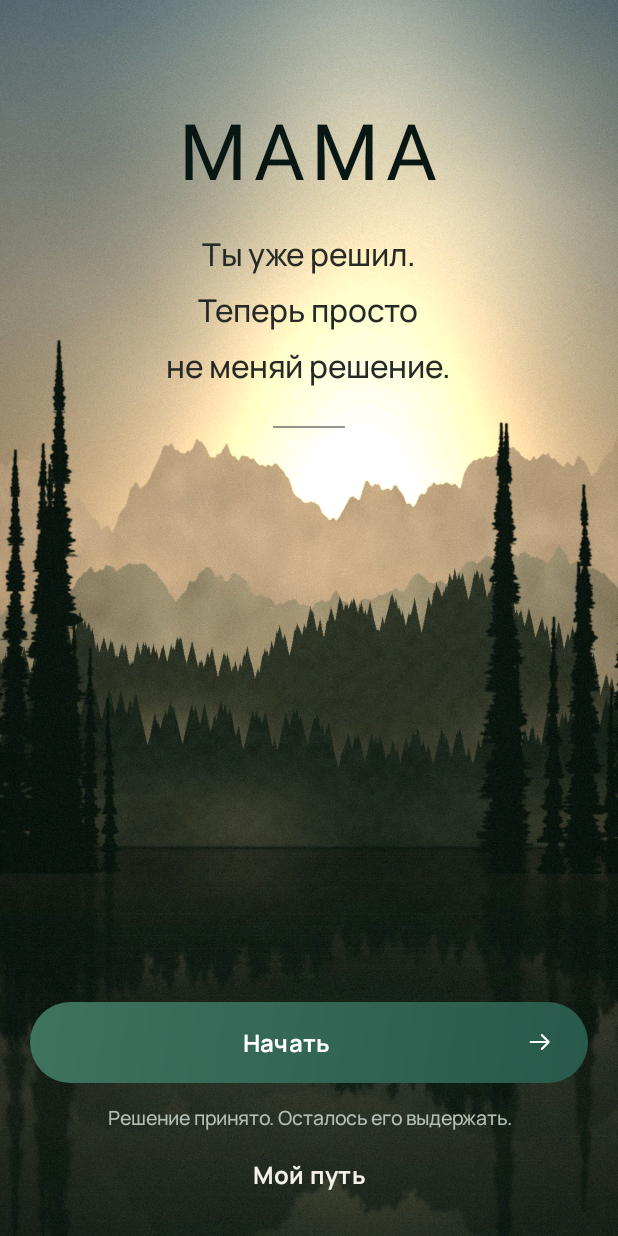
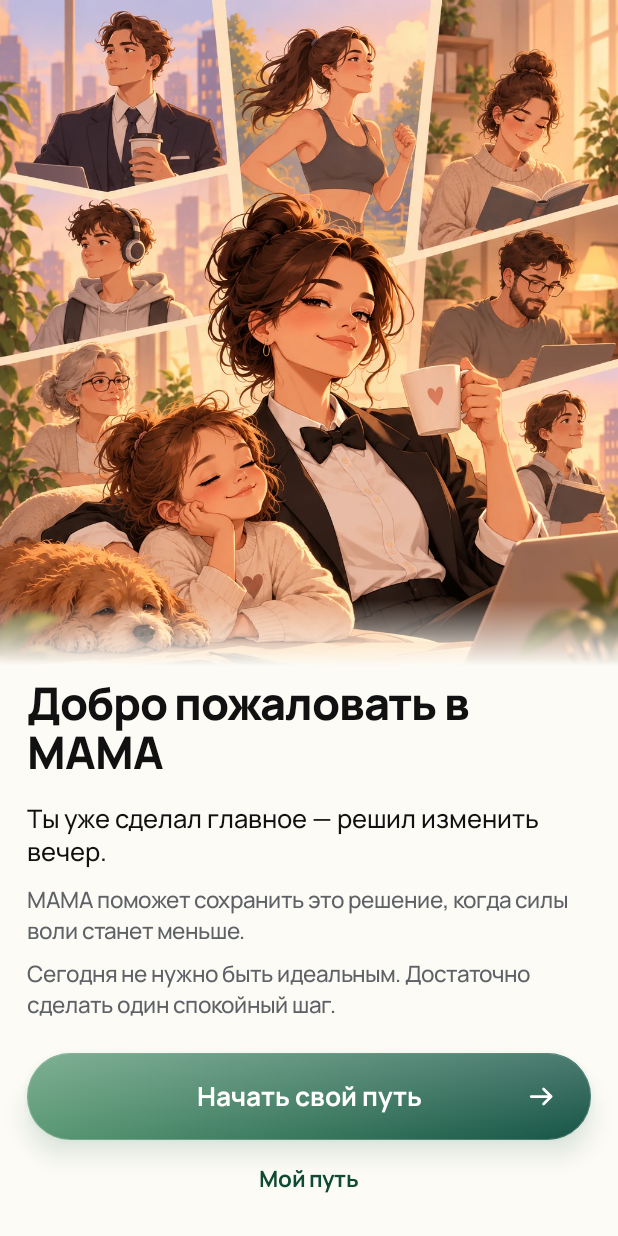
Before and after one commit to lezhik0036-sys/-, an Android app: the screen it shows after launch (MainActivity), on a phone screen of 412 x 824 dp. Run offline under Robolectric (Android 15) with nearby library versions, the phone set to English and light mode, and no system bars; Roboto replaces fonts that are not available here.

Commit message:
UI v1 3D: the welcome with the approved MAMA illustration
- assets/scenes/v1/welcome_mama_audience_v1.webp: the approved
  illustration, byte for byte as provided (source of truth, not redrawn).
- design/HeroIllustration: draws it as it is, as wide as the screen from
  its top edge, at least down to the child and the dog (row 990 of 1536),
  on a taller screen down to the desk (row 1290); the bottom fades into
  the page. Wider than 560 dp it is centred with soft sides, so the people
  at its edges are never cut.
- welcomeScreen: light v1 page, the illustration on top and the welcome as
  real views - "Добро пожаловать в MAMA", three lines, "Начать свой путь"
  always in view, "Мой путь" kept. The button starts the same setup as
  before (a new draft, then permissions).
- Tour: the welcome once more on a narrower phone (360 x 720 dp), both
  next to the source illustration.
- WelcomeScreenTest: the texts, the illustration within its rows and as
  wide as the screen, the button on screen, on a Pixel 6 and a narrower
  phone; the button still leads into setup.

No change to core or product logic.

Co-Authored-By: Claude Opus 5.5 <noreply@anthropic.com>
Claude-Session: https://claude.ai/code/session_01T72ufKmLLCu9iTvJdNnnqH

```diff
--- a/app/src/main/kotlin/app/mama/ui/SetupScreens.kt
+++ b/app/src/main/kotlin/app/mama/ui/SetupScreens.kt
@@ -23,6 +23,7 @@ import app.mama.platform.Mama
 import app.mama.platform.Promise
 import app.mama.ui.MainActivity.Choice
 import app.mama.ui.MainActivity.Step
+import app.mama.ui.design.HeroIllustration
 import app.mama.ui.design.NoteTone
 import app.mama.ui.design.Palette
 import app.mama.ui.design.Scenery
@@ -145,28 +146,37 @@ private fun shortDuration(d: Duration): String {
 
 // ---------------- 1. Welcome ----------------
 
+/** The approved welcome illustration (source of truth, never redrawn). */
+internal const val WELCOME_ART = "scenes/v1/welcome_mama_audience_v1.webp"
+
+/** Tag of the welcome illustration (tests). */
+internal const val WELCOME_HERO = "welcome_hero"
+
+/**
+ * The first screen (UI v1, 3D): MAMA and the people around her on top, the
+ * welcome as real text under it, "Начать свой путь" always in view. The
+ * illustration takes the room the text leaves: at least down to the child
+ * and the dog, on a taller screen the desk as well; on a short one the text
+ * scrolls under the button.
+ */
 internal fun MainActivity.welcomeScreen(): Pair<View, Boolean> {
-    val k = nightKit
-    val b = k.column().apply {
-        gravity = Gravity.CENTER_HORIZONTAL
-        setPadding(k.dp(28), k.dp(72), k.dp(28), k.dp(24))
-    }
-    b.addView(k.text("MAMA", MamaType.WORDMARK_XL, MamaColors.Night, center = true), k.centered())
-    b.addView(k.text("Ты уже решил.\nТеперь просто\nне меняй решение.", MamaType.H2, MamaColors.Graphite, center = true).apply {
-        textSize = 21f
-        typeface = MamaFonts.ui(context, 500)
-        setLineSpacing(0f, 1.3f)
-    }, k.centered(22))
-    b.addView(View(this).apply { setBackgroundColor(Color.argb(0x80, 0x26, 0x2A, 0x27)) }, LinearLayout.LayoutParams(k.dp(48), 2).apply {
-        topMargin = k.dp(26); gravity = Gravity.CENTER_HORIZONTAL
-    })
-    val footer = k.column().apply {
-        addView(k.primaryButton("Начать", Icon.ARROW_RIGHT) { beginDraft(); go(Step.PERMISSIONS) }, k.fill())
-        addView(k.text("Решение принято. Осталось его выдержать.", MamaType.CAPTION, MamaColors.OnNightMuted, center = true), k.gap(14))
-        // A quiet way to everything already done, at any time between series.
-        addView(k.textButton("Мой путь") { openPath() }.apply { tag = OPEN_PATH }, k.gap(4))
-    }
-    return nightFrame(Scene.DAWN, b, footer)
+    val d = design
+    val body = d.column()
+    body.addView(
+        HeroIllustration(this, WELCOME_ART, imageWidth = 1024, imageHeight = 1536, minShown = 990, maxShown = 1290, page = Palette.Bg)
+            .apply { tag = WELCOME_HERO },
+        LinearLayout.LayoutParams(LinearLayout.LayoutParams.MATCH_PARENT, 0, 1f),
+    )
+    val text = d.column().apply { setPadding(d.dp(Spacing.SCREEN), d.dp(4), d.dp(Spacing.SCREEN), d.dp(14)) }
+    text.addView(d.text("Добро пожаловать в MAMA", Typo.DISPLAY).apply { textSize = 30f }, d.fill())
+    text.addView(d.text("Ты уже сделал главное — решил изменить вечер.", Typo.SUBTITLE, Palette.Ink), d.gap(12))
+    text.addView(d.text("MAMA поможет сохранить это решение, когда силы воли станет меньше.", Typo.BODY, Palette.InkMuted), d.gap(10))
+    text.addView(d.text("Сегодня не нужно быть идеальным. Достаточно сделать один спокойный шаг.", Typo.BODY, Palette.InkMuted), d.gap(8))
+    body.addView(text, d.fill())
+    val start = d.primaryButton("Начать свой путь", large = true) { beginDraft(); go(Step.PERMISSIONS) }
+    // A quiet way to everything already done, at any time between series (3A.1).
+    val path = d.linkButton("Мой путь") { openPath() }.apply { tag = OPEN_PATH }
+    return d.screen(null, header = null, body = body, cta = d.bottomCta(start, path)) to true
 }
 
 // ---------------- 2. Permissions ----------------
--- /dev/null
+++ b/app/src/main/kotlin/app/mama/ui/design/HeroIllustration.kt
@@ -0,0 +1,100 @@
+package app.mama.ui.design
+
+import android.content.Context
+import android.graphics.Bitmap
+import android.graphics.BitmapFactory
+import android.graphics.Canvas
+import android.graphics.Color
+import android.graphics.LinearGradient
+import android.graphics.Paint
+import android.graphics.Rect
+import android.graphics.RectF
+import android.graphics.Shader
+import android.util.LruCache
+import android.view.View
+import kotlin.math.min
+import kotlin.math.roundToInt
+
+/**
+ * An approved raster illustration on top of a screen (the welcome of MAMA),
+ * drawn as it is, never redrawn: as wide as the screen, from its top edge,
+ * and as much of its height as the room allows between [minShown] and
+ * [maxShown] (rows of the image), the bottom fading into the [page]. On a
+ * screen wider than [maxWidthDp] it is centred and its sides fade too, so
+ * the people at its edges are never cut. Text and buttons stay real views
+ * around it. In a vertical LinearLayout give it height 0 and weight 1: it
+ * takes the room the text leaves, never less than [minShown].
+ */
+class HeroIllustration(
+    context: Context,
+    private val asset: String,
+    private val imageWidth: Int,
+    private val imageHeight: Int,
+    private val minShown: Int,
+    private val maxShown: Int,
+    private val page: Int,
+    private val maxWidthDp: Int = 560,
+) : View(context) {
+    private val density = context.resources.displayMetrics.density
+    private val paint = Paint(Paint.FILTER_BITMAP_FLAG or Paint.ANTI_ALIAS_FLAG)
+    private val fade = Paint(Paint.ANTI_ALIAS_FLAG)
+    private val src = Rect()
+    private val dst = RectF()
+
+    init {
+        // Decorative: the text under it says what the screen is about.
+        importantForAccessibility = IMPORTANT_FOR_ACCESSIBILITY_NO
+    }
+
+    /** Width the image is drawn at in a view [w] wide. */
+    private fun imageWidthIn(w: Int) = min(w, (maxWidthDp * density).roundToInt())
+
+    override fun onMeasure(widthMeasureSpec: Int, heightMeasureSpec: Int) {
+        val w = MeasureSpec.getSize(widthMeasureSpec)
+        val scale = imageWidthIn(w).toFloat() / imageWidth
+        val min = (minShown * scale).roundToInt()
+        val max = (maxShown * scale).roundToInt()
+        val h = when (MeasureSpec.getMode(heightMeasureSpec)) {
+            MeasureSpec.EXACTLY -> MeasureSpec.getSize(heightMeasureSpec).coerceIn(min, max)
+            else -> min
+        }
+        setMeasuredDimension(w, h)
+    }
+
+    override fun onDraw(canvas: Canvas) {
+        val bitmap = load(context, asset) ?: return
+        val iw = imageWidthIn(width)
+        val left = (width - iw) / 2f
+        val scale = iw.toFloat() / imageWidth
+        val shown = min(height / scale, imageHeight.toFloat())
+        // The decoded bitmap may be smaller than the image (memory); map rows in its own pixels.
+        val k = bitmap.width.toFloat() / imageWidth
+        src.set(0, 0, bitmap.width, (shown * k).roundToInt().coerceAtMost(bitmap.height))
+        dst.set(left, 0f, left + iw, shown * scale)
+        canvas.drawBitmap(bitmap, src, dst, paint)
+
+        val edge = 44 * density
+        fade.shader = LinearGradient(0f, dst.bottom - edge, 0f, dst.bottom, transparent(page), page, Shader.TileMode.CLAMP)
+        canvas.drawRect(0f, dst.bottom - edge, width.toFloat(), dst.bottom, fade)
+        if (left > 0f) {
+            val side = 28 * density
+            fade.shader = LinearGradient(left, 0f, left + side, 0f, page, transparent(page), Shader.TileMode.CLAMP)
+            canvas.drawRect(left, 0f, left + side, dst.bottom, fade)
+            fade.shader = LinearGradient(dst.right - side, 0f, dst.right, 0f, transparent(page), page, Shader.TileMode.CLAMP)
+            canvas.drawRect(dst.right - side, 0f, dst.right, dst.bottom, fade)
+        }
+        fade.shader = null
+    }
+
+    private fun transparent(color: Int) = Color.argb(0, Color.red(color), Color.green(color), Color.blue(color))
+
+    private companion object {
+        private val cache = object : LruCache<String, Bitmap>(16 * 1024) {
+            override fun sizeOf(key: String, value: Bitmap) = value.byteCount / 1024
+        }
+
+        fun load(context: Context, asset: String): Bitmap? = cache.get(asset) ?: runCatching {
+            context.assets.open(asset).use { BitmapFactory.decodeStream(it) }
+        }.getOrNull()?.also { cache.put(asset, it) }
+    }
+}
```
Also changed, not shown: app/src/main/assets/scenes/v1/welcome_mama_audience_v1.webp (added), 4 other files.
